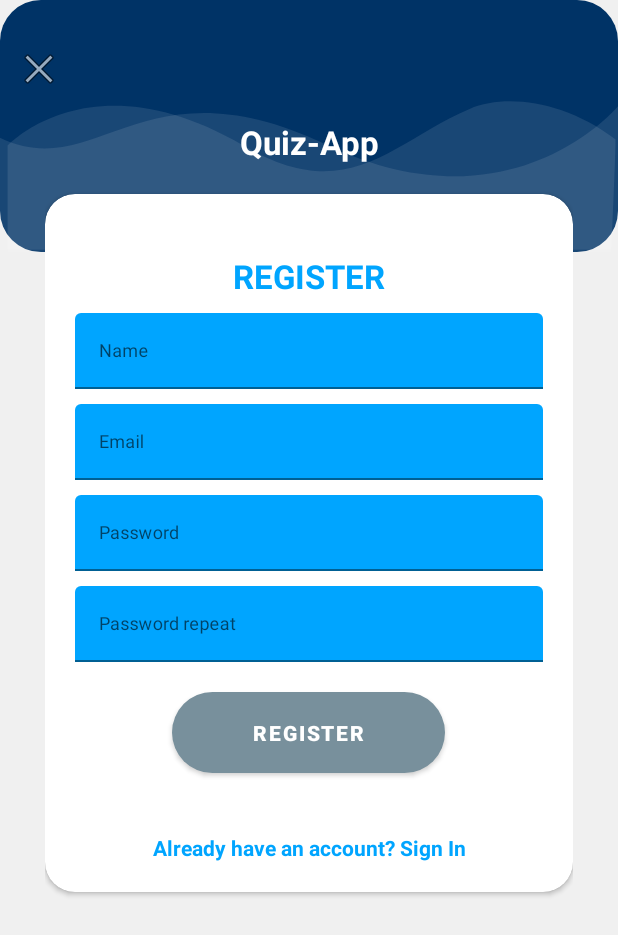
After one commit to bbm3h18mpa/Quizapp, an Android app: the layout activity_register.xml on its own in the app's theme, with its tools: preview values and no code run, on a phone screen of 412 x 824 dp. The commit adds this screen. Shown: the top 935 px of the screen. Run offline under Robolectric (Android 15) with nearby library versions, the phone set to English and light mode, and no system bars.

Commit message:
LoginActivity/RegisterActivity is now Connected to the Model and can be worked with

```diff
--- /dev/null
+++ b/app/src/main/java/de/florianten/quizapp/model/Model.java
@@ -0,0 +1,4 @@
+package de.florianten.quizapp.model;
+
+public class Model {
+}
--- /dev/null
+++ b/app/src/main/res/layout/activity_register.xml
@@ -0,0 +1,68 @@
+<?xml version="1.0" encoding="utf-8"?>
+<RelativeLayout
+    xmlns:android="http://schemas.android.com/apk/res/android"
+    xmlns:tools="http://schemas.android.com/tools"
+    android:orientation="vertical"
+    style="@style/loginParent"
+    tools:context=".MainActivity">
+    <ScrollView
+        style="@style/parent">
+
+        <RelativeLayout
+            style="@style/parent">
+
+
+            <LinearLayout
+                android:layout_width="match_parent"
+                android:layout_height="match_parent"
+                android:layout_alignParentTop="true"
+                android:weightSum="12">
+
+                <LinearLayout
+                    style="@style/parent"
+                    android:background="@drawable/login_shape_bk"
+                    android:orientation="vertical"
+                    android:layout_weight="3">
+
+                    <ImageView
+                        style="@style/parent"
+                        android:background="@drawable/ic_login_bk"
+                        android:contentDescription="login background" />
+
+                </LinearLayout>
+
+            </LinearLayout>
+
+            <LinearLayout
+                android:layout_width="match_parent"
+                android:layout_height="match_parent"
+                android:layout_alignParentTop="true"
+                android:orientation="vertical"
+                android:layout_marginTop="40dp"
+                android:layout_marginRight="30dp"
+                android:layout_marginLeft="30dp">
+
+
+                <TextView
+                    style="@style/headerText"
+                    android:layout_gravity="center"
+                    android:text="Quiz-App"
+                    android:layout_marginTop="40dp"/>
+
+                <include
+                    layout="@layout/layout_register"/>
+
+            </LinearLayout>
+            <ImageView
+                android:layout_width="wrap_content"
+                android:layout_height="wrap_content"
+                android:layout_alignParentLeft="true"
+                android:layout_alignParentTop="true"
+                android:layout_marginTop="30dp"
+                android:layout_marginLeft="10dp"
+                android:src="@android:drawable/ic_menu_close_clear_cancel" />
+        </RelativeLayout>
+
+    </ScrollView>
+
+</RelativeLayout>
--- a/app/src/main/res/layout/layout_register.xml
+++ b/app/src/main/res/layout/layout_register.xml
@@ -23,11 +23,13 @@
         <com.google.android.material.textfield.TextInputLayout
             style="@style/parent"
             android:layout_marginTop="@dimen/signup_text_margin_top">
+
             <EditText
+                android:id="@+id/name"
                 style="@style/modifiedEditText"
+                android:hint="Name"
                 android:inputType="text"
-                android:maxLines="1"
-                android:hint="Name"/>
+                android:maxLines="1" />
         </com.google.android.material.textfield.TextInputLayout>
 
 
@@ -35,21 +37,13 @@
         <com.google.android.material.textfield.TextInputLayout
             style="@style/parent"
             android:layout_marginTop="@dimen/signup_text_margin_top">
+
             <EditText
+                android:id="@+id/mail"
                 style="@style/modifiedEditText"
+                android:hint="@string/login_email_hint"
                 android:inputType="textEmailAddress"
-                android:maxLines="1"
-                android:hint="@string/login_email_hint"/>
-        </com.google.android.material.textfield.TextInputLayout>
-
-        <com.google.android.material.textfield.TextInputLayout
-            style="@style/parent"
-            android:layout_marginTop="@dimen/signup_text_margin_top">
-            <EditText
-                style="@style/modifiedEditText"
-                android:hint="@string/login_password_hint"
-                android:maxLines="1"
-                android:inputType="textPassword"/>
+                android:maxLines="1" />
         </com.google.android.material.textfield.TextInputLayout>
 
         <com.google.android.material.textfield.TextInputLayout
@@ -57,24 +51,40 @@
             android:layout_marginTop="@dimen/signup_text_margin_top">
 
             <EditText
+                android:id="@+id/password"
+                style="@style/modifiedEditText"
+                android:hint="@string/login_password_hint"
+                android:inputType="textPassword"
+                android:maxLines="1" />
+        </com.google.android.material.textfield.TextInputLayout>
+
+        <com.google.android.material.textfield.TextInputLayout
+            style="@style/parent"
+            android:layout_marginTop="@dimen/signup_text_margin_top">
+
+            <EditText
+                android:id="@+id/passwordRepeat"
                 style="@style/modifiedEditText"
                 android:hint="@string/signup_password_hint_repeat"
                 android:inputType="textPassword"
                 android:maxLines="1" />
         </com.google.android.material.textfield.TextInputLayout>
+
         <Button
+            android:id="@+id/register"
             style="@style/loginButton"
             android:layout_gravity="center"
-            android:text="Register"
-            android:layout_margin="20dp"/>
+            android:layout_margin="20dp"
+            android:text="Register" />
 
         <TextView
+            android:id="@+id/login"
             style="@style/parent"
+            android:layout_marginTop="@dimen/loginViewsMargin"
+            android:text="@string/signup_login_hint"
             android:textAlignment="center"
-            android:textStyle="bold"
             android:textColor="@color/primaryTextColor"
-            android:text="@string/signup_login_hint"
-            android:layout_marginTop="@dimen/loginViewsMargin"/>
+            android:textStyle="bold" />
 
     </LinearLayout>
 </androidx.cardview.widget.CardView>
```
Also changed, not shown: app/src/main/java/de/florianten/quizapp/view/login/LoginActivityContract.java (added, +18 -0 lines), app/src/main/java/de/florianten/quizapp/view/login/LoginActivityPresenter.java (added, +22 -0 lines), app/src/main/java/de/florianten/quizapp/view/login/LoginActivityView.java (added, +37 -0 lines), app/src/main/java/de/florianten/quizapp/view/register/RegisterActivityContract.java (added, +19 -0 lines), app/src/main/java/de/florianten/quizapp/view/register/RegisterActivityPresenter.java (added, +23 -0 lines), app/src/main/java/de/florianten/quizapp/view/register/RegisterActivityView.java (added, +52 -0 lines), app/src/main/res/layout/layout_login.xml (+8 -7 lines).
